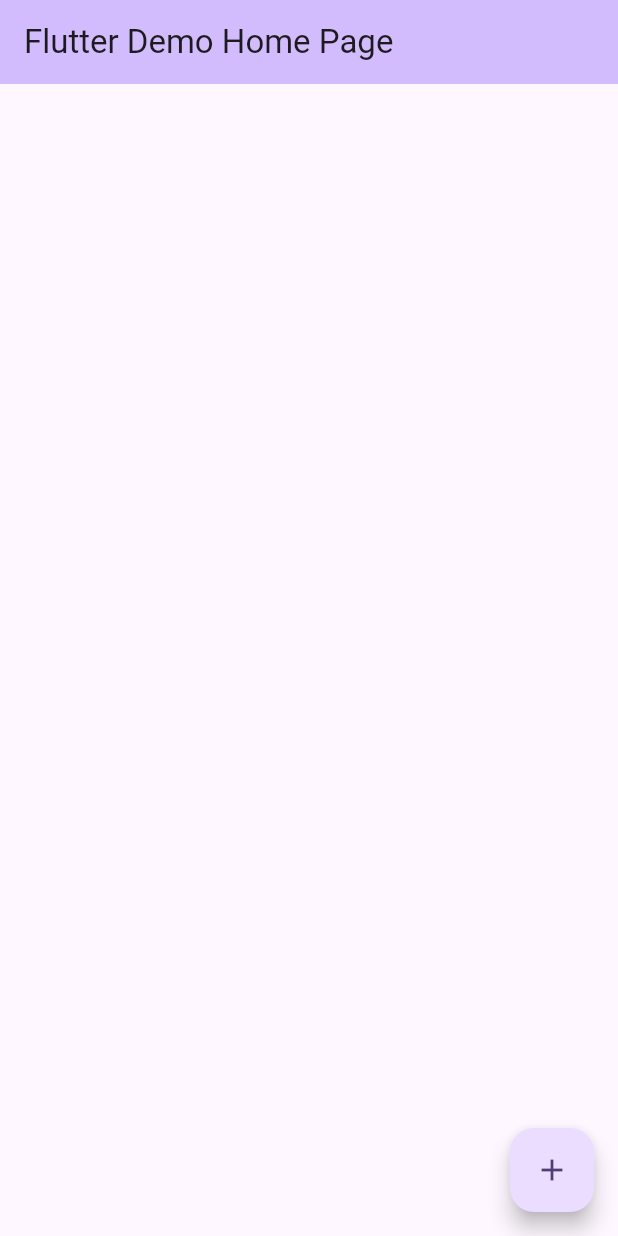
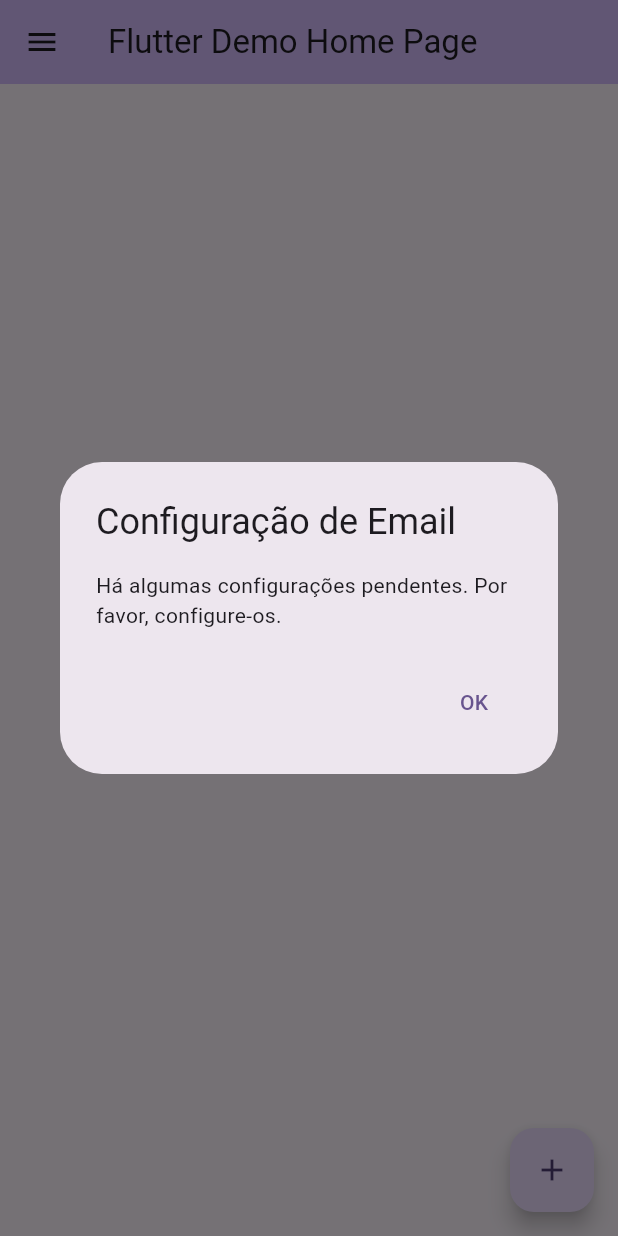
Before and after one commit to XayUp/NFObserver, a Flutter app: the screen it shows after launch, after a tap on the "add" icon, on a phone screen of 412 x 824 dp. Run offline on Flutter 3.47's test engine with Material 3 defaults, Android fonts, the phone set to English and light mode, and no system bars; our stand-ins replace shared_preferences; missing offline and left inert: enough_mail.

Commit message:
Adicionado pagina de configurações

```diff
--- a/lib/main.dart
+++ b/lib/main.dart
@@ -1,7 +1,12 @@
 import 'package:flutter/material.dart';
 import 'package:enough_mail/enough_mail.dart';
+import 'package:myapp/settings/global.dart';
+import 'package:myapp/settings/settings_activity.dart';
 
-void main() {
+Future<void> main() async {
+  WidgetsFlutterBinding.ensureInitialized(); // Necessário para usar await antes do runApp
+  await GlobalStettings.init(); // <- Aqui você inicializa sua classe
+
   runApp(const MyApp());
 }
 
@@ -40,11 +45,43 @@ class _MyHomePageState extends State<MyHomePage> {
   ImapClient? imapClient;
 
   Future<void> lerEmails() async {
+    if (GlobalStettings.mail == null ||
+        GlobalStettings.password == null ||
+        GlobalStettings.mail!.isEmpty ||
+        GlobalStettings.password!.isEmpty) {
+      debugPrint("Email ou senha não configurados.");
+
+      showDialog(
+        context: context,
+        builder: (context) {
+          return AlertDialog(
+            title: const Text("Configuração de Email"),
+            content: const Text(
+              "Há algumas configurações pendentes. Por favor, configure-os.",
+            ),
+            actions: [
+              TextButton(
+                onPressed: () {
+                  Navigator.of(context).push(
+                    MaterialPageRoute(
+                      builder: (builder) => const SettingsActivity(),
+                    ),
+                  );
+                },
+                child: const Text("OK"),
+              ),
+            ],
+          );
+        },
+      );
+
+      return;
+    }
     final client = ImapClient(isLogEnabled: true);
     List<String>? tmpMessages;
     try {
       await client.connectToServer(imapServer, imapPort, isSecure: true);
-      await client.login(emailLogin, senhaLogin);
+      await client.login(GlobalStettings.mail!, GlobalStettings.password!);
       // Listar as caixas de e-mail
       var mailBoxes = await client.listMailboxes(
         mailboxPatterns: ["*"],
@@ -68,7 +105,7 @@ class _MyHomePageState extends State<MyHomePage> {
         }
       }
 
-      mailBox = null;
+      //mailBox = null;
 
       if (mailBox != null) {
         await client.selectMailbox(mailBox);
@@ -80,7 +117,7 @@ class _MyHomePageState extends State<MyHomePage> {
       // fetch 10 most recent messages:
       final fetchResult = await client.fetchRecentMessages(
         messageCount: 10,
-        criteria: 'BODY.PEEK[]',
+        criteria: 'BODY.PEEK[TEXT]',
       );
 
       tmpMessages = [];
@@ -166,6 +203,35 @@ class _MyHomePageState extends State<MyHomePage> {
         tooltip: 'Load',
         child: const Icon(Icons.add),
       ), // This trailing comma makes auto-formatting nicer for build methods.
+      drawer: Drawer(
+        child: ListView(
+          children: [
+            DrawerHeader(
+              decoration: BoxDecoration(
+                color: Theme.of(context).colorScheme.primary,
+              ),
+              child: Text(
+                "NF Oserver",
+                style: TextStyle(color: Colors.white, fontSize: 24),
+              ),
+            ),
+            ElevatedButton(
+              onPressed: () {
+                Navigator.push(
+                  context,
+                  MaterialPageRoute(
+                    builder: (context) => const SettingsActivity(),
+                  ),
+                );
+              },
+              child: Text(
+                'Configurações',
+                style: TextStyle(color: Colors.white, fontSize: 24),
+              ),
+            ),
+          ],
+        ),
+      ),
     );
   }
 }
--- a/pubspec.yaml
+++ b/pubspec.yaml
@@ -35,6 +35,7 @@ dependencies:
   # Use with the CupertinoIcons class for iOS style icons.
   cupertino_icons: ^1.0.8
   enough_mail: ^2.1.6
+  shared_preferences: ^2.5.3
 
 dev_dependencies:
   flutter_test:
```
Also changed, not shown: lib/settings/global.dart (added, +29 -0 lines), lib/settings/settings_activity.dart (added, +177 -0 lines), pubspec.lock.
